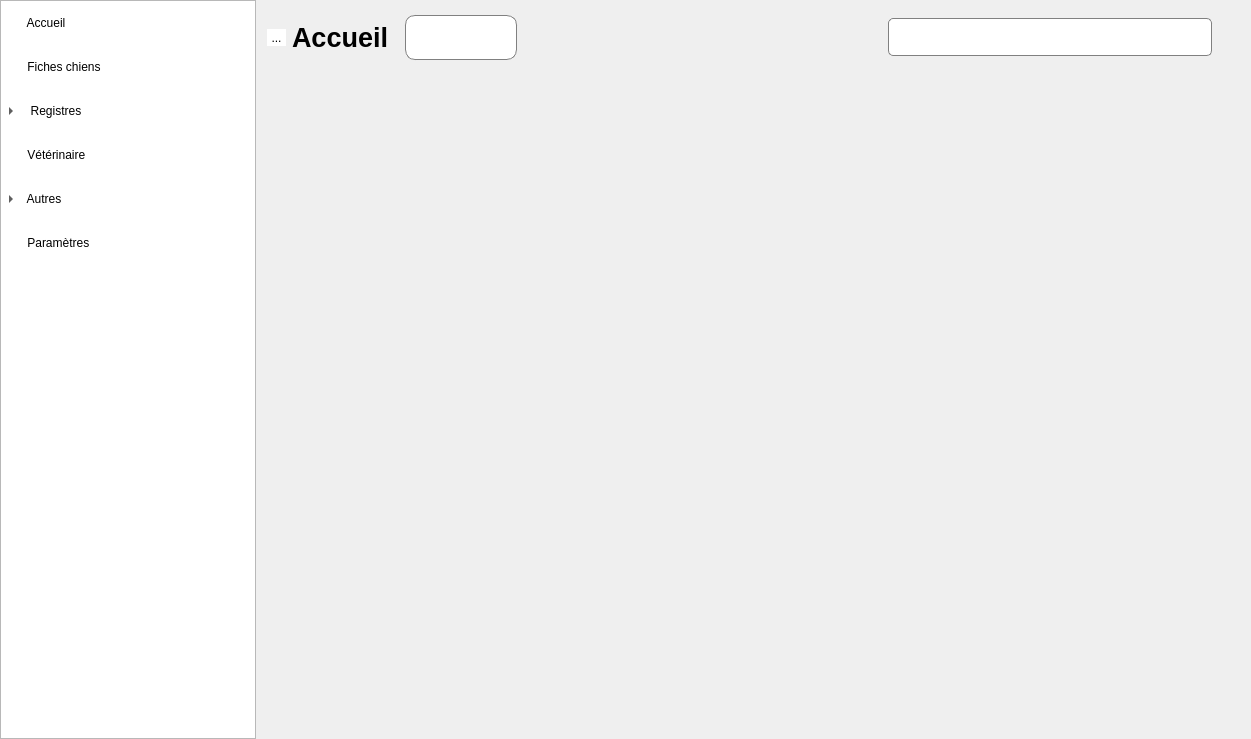
This is mainwindow.ui in ArtAuc/mkrescue as Qt 5 draws it before an edit. The edited form follows.
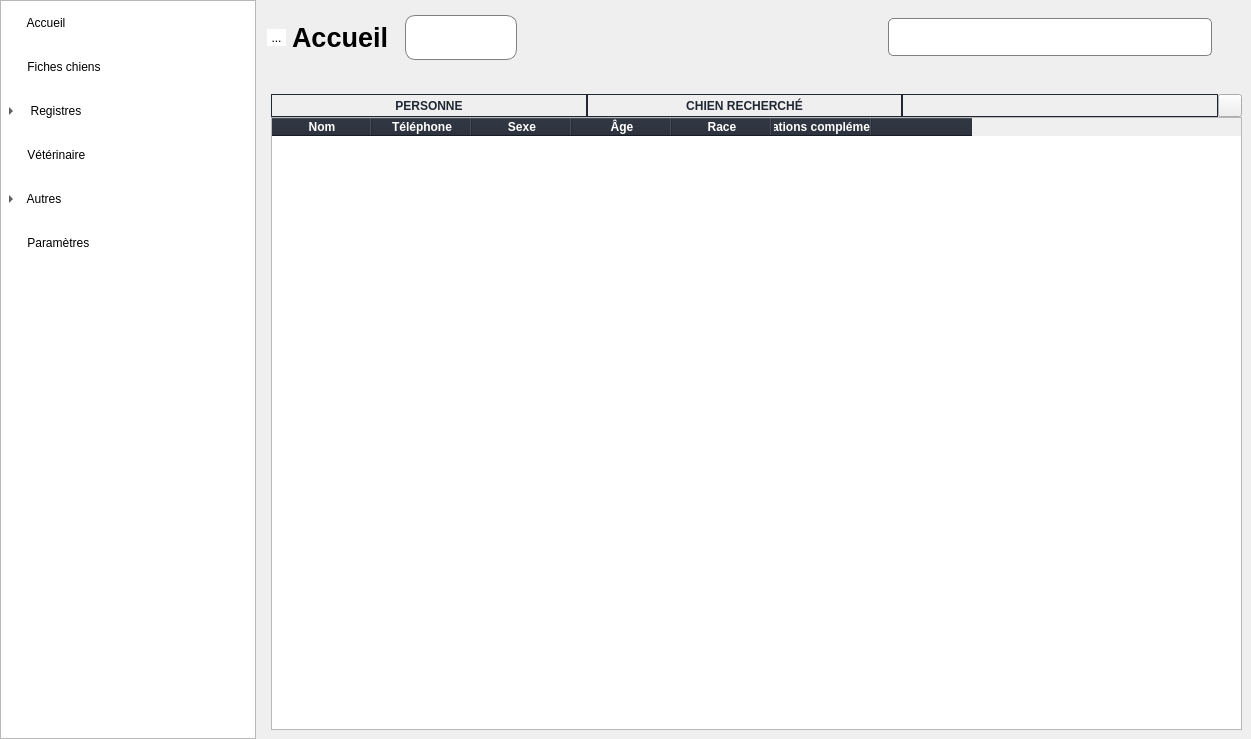
This is the edited form. The open tabs and pages were chosen to show the change. Icons and pictures are not drawn. Custom widgets are drawn as their Qt base class.

Commit message: Load adoption demands into table

What changed in the file:
```diff
--- a/mainwindow.ui
+++ b/mainwindow.ui
@@ -2324,7 +2324,135 @@
           </item>
          </layout>
         </widget>
-        <widget class="QWidget" name="adoptionDemandPage"/>
+        <widget class="DogRegistry" name="adoptionDemandPage">
+         <layout class="QVBoxLayout" name="verticalLayout_17">
+          <property name="spacing">
+           <number>0</number>
+          </property>
+          <item>
+           <layout class="QHBoxLayout" name="adoptionDemandLabelLayout">
+            <property name="spacing">
+             <number>0</number>
+            </property>
+            <item>
+             <widget class="QLabel" name="adoptionDemandLabel1">
+              <property name="sizePolicy">
+               <sizepolicy hsizetype="Expanding" vsizetype="Minimum">
+                <horstretch>0</horstretch>
+                <verstretch>0</verstretch>
+               </sizepolicy>
+              </property>
+              <property name="styleSheet">
+               <string notr="true">font-weight:bold;
+color:#212834;</string>
+              </property>
+              <property name="frameShape">
+               <enum>QFrame::Box</enum>
+              </property>
+              <property name="text">
+               <string>PERSONNE</string>
+              </property>
+              <property name="alignment">
+               <set>Qt::AlignCenter</set>
+              </property>
+             </widget>
+            </item>
+            <item>
+             <widget class="QLabel" name="adoptionDemandLabel2">
+              <property name="sizePolicy">
+               <sizepolicy hsizetype="Expanding" vsizetype="Preferred">
+                <horstretch>0</horstretch>
+                <verstretch>0</verstretch>
+               </sizepolicy>
+              </property>
+              <property name="styleSheet">
+               <string notr="true">font-weight:bold;
+color:#212834;</string>
+              </property>
+              <property name="frameShape">
+               <enum>QFrame::Box</enum>
+              </property>
+              <property name="text">
+               <string>CHIEN RECHERCHÉ</string>
+              </property>
+              <property name="alignment">
+               <set>Qt::AlignCenter</set>
+              </property>
+             </widget>
+            </item>
+            <item>
+             <widget class="QLabel" name="adoptionDemandLabel3">
+              <property name="sizePolicy">
+               <sizepolicy hsizetype="Expanding" vsizetype="Preferred">
+                <horstretch>0</horstretch>
+                <verstretch>0</verstretch>
+               </sizepolicy>
+              </property>
+              <property name="styleSheet">
+               <string notr="true">font-weight:bold;
+color:#212834;</string>
+              </property>
+              <property name="frameShape">
+               <enum>QFrame::Box</enum>
+              </property>
+              <property name="text">
+               <string/>
+              </property>
+              <property name="alignment">
+               <set>Qt::AlignCenter</set>
+              </property>
+             </widget>
+            </item>
+            <item>
+             <widget class="HoverToolButton" name="adoptionDemandAddButton">
+              <property name="text">
+               <string/>
+              </property>
+             </widget>
+            </item>
+           </layout>
+          </item>
+          <item>
+           <widget class="QTableWidget" name="adoptionDemandTable">
+            <column>
+             <property name="text">
+              <string>Nom</string>
+             </property>
+            </column>
+            <column>
+             <property name="text">
+              <string>Téléphone</string>
+             </property>
+            </column>
+            <column>
+             <property name="text">
+              <string>Sexe</string>
+             </property>
+            </column>
+            <column>
+             <property name="text">
+              <string>Âge</string>
+             </property>
+            </column>
+            <column>
+             <property name="text">
+              <string>Race</string>
+             </property>
+            </column>
+            <column>
+             <property name="text">
+              <string>Informations complémentaires</string>
+             </property>
+            </column>
+            <column>
+             <property name="text">
+              <string> </string>
+             </property>
+            </column>
+           </widget>
+          </item>
+         </layout>
+        </widget>
         <widget class="Registry" name="membersPage">
          <layout class="QVBoxLayout" name="verticalLayout_8">
           <property name="spacing">
```
Left out of the diff: 160 changed lines with no effect on the pictures. The commit also changes 7 other files.
